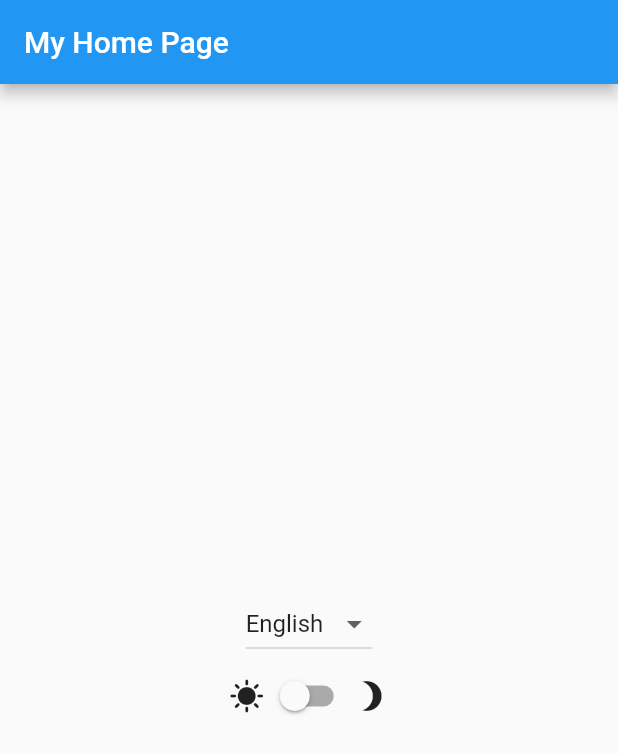
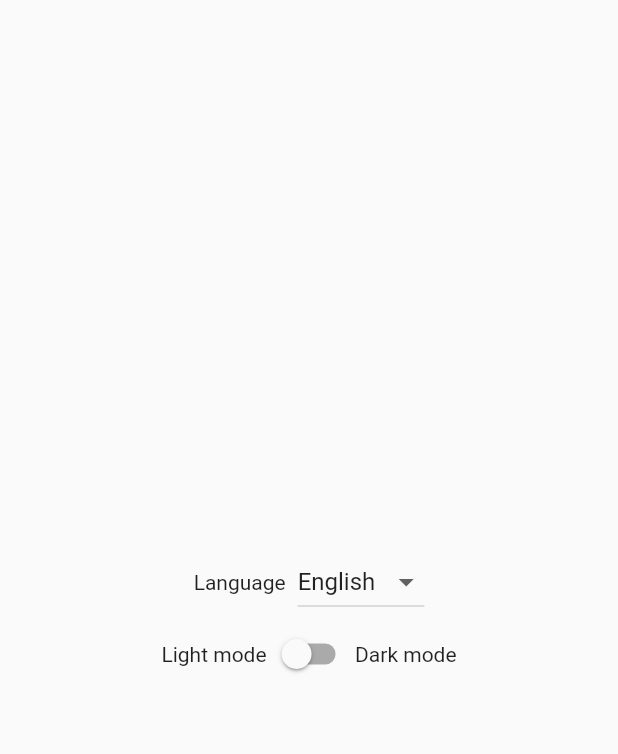
Before and after one commit to Floating-Dartists/fd_template, a Flutter app: the screen it shows after launch, on a phone screen of 412 x 824 dp. Shown: the top 754 px of the screen. Run offline on Flutter 3.47's test engine with Material 2 defaults, Android fonts, the phone set to English and light mode, and no system bars; our stand-ins replace equatable, flutter_riverpod, go_router; generated files the repository leaves out were written again.

Commit message:
added localized messages

```diff
--- /dev/null
+++ b/l10n.yaml
@@ -0,0 +1,3 @@
+arb-dir: lib/l10n
+template-arb-file: app_en.arb
+output-localization-file: app_localizations.dart
--- a/lib/app.dart
+++ b/lib/app.dart
@@ -1,4 +1,5 @@
 import 'package:flutter/material.dart';
+import 'package:flutter_gen/gen_l10n/app_localizations.dart';
 import 'package:flutter_localizations/flutter_localizations.dart';
 import 'package:flutter_riverpod/flutter_riverpod.dart';
 
@@ -35,6 +36,7 @@ class _MyAppState extends ConsumerState<MyApp> {
       routeInformationParser: _router.routeInformationParser,
       routerDelegate: _router.routerDelegate,
       localizationsDelegates: const [
+        AppLocalizations.delegate,
         GlobalMaterialLocalizations.delegate,
         GlobalWidgetsLocalizations.delegate,
         GlobalCupertinoLocalizations.delegate,
--- /dev/null
+++ b/lib/l10n/app_en.arb
@@ -0,0 +1,5 @@
+{
+    "lightMode": "Light mode",
+    "darkMode": "Dark mode",
+    "language": "Language"
+}
--- /dev/null
+++ b/lib/l10n/app_fr.arb
@@ -0,0 +1,5 @@
+{
+    "lightMode": "Mode clair",
+    "darkMode": "Mode sombre",
+    "language": "Langue"
+}
--- a/lib/presentation/views/home_page/home_page.dart
+++ b/lib/presentation/views/home_page/home_page.dart
@@ -9,7 +9,6 @@ class MyHomePage extends StatelessWidget {
   @override
   Widget build(BuildContext context) {
     return Scaffold(
-      appBar: AppBar(title: const Text('My Home Page')),
       body: Center(
         child: Column(
           mainAxisAlignment: MainAxisAlignment.center,
--- a/lib/presentation/views/home_page/widgets/locale_dropdown.dart
+++ b/lib/presentation/views/home_page/widgets/locale_dropdown.dart
@@ -1,4 +1,5 @@
 import 'package:flutter/material.dart';
+import 'package:flutter_gen/gen_l10n/app_localizations.dart';
 import 'package:flutter_riverpod/flutter_riverpod.dart';
 
 import '../../../controllers/translations/locale_controller.dart';
@@ -10,7 +11,12 @@ class LocaleDropdown extends ConsumerWidget {
   Widget build(BuildContext context, WidgetRef ref) {
     final controller = ref.read(localeControllerProvider.notifier);
     final state = ref.watch(localeControllerProvider);
-    return DropdownButton<Locale>(
+    return Row(
+      mainAxisSize: MainAxisSize.min,
+      children: [
+        Text(AppLocalizations.of(context)!.language),
+        const SizedBox(width: 8),
+        DropdownButton<Locale>(
           value: state.locale,
           items: controller.supportedLocales
               .map<DropdownMenuItem<Locale>>(
@@ -25,6 +31,8 @@ class LocaleDropdown extends ConsumerWidget {
               controller.setLocale(locale);
             }
           },
+        ),
+      ],
     );
   }
 }
--- a/lib/presentation/views/home_page/widgets/theme_switcher.dart
+++ b/lib/presentation/views/home_page/widgets/theme_switcher.dart
@@ -1,4 +1,5 @@
 import 'package:flutter/material.dart';
+import 'package:flutter_gen/gen_l10n/app_localizations.dart';
 import 'package:flutter_riverpod/flutter_riverpod.dart';
 
 import '../../../controllers/themes/theme_controller.dart';
@@ -14,12 +15,12 @@ class ThemeSwitcher extends ConsumerWidget {
     return Row(
       mainAxisSize: MainAxisSize.min,
       children: [
-        const Icon(Icons.sunny),
+        Text(AppLocalizations.of(context)!.lightMode),
         Switch(
           value: isDark,
           onChanged: (_) => controller.switchThemeMode(brightness),
         ),
-        const Icon(Icons.brightness_3),
+        Text(AppLocalizations.of(context)!.darkMode),
       ],
     );
   }
--- a/pubspec.yaml
+++ b/pubspec.yaml
@@ -16,6 +16,7 @@ dependencies:
     sdk: flutter
   flutter_riverpod: ^1.0.4
   go_router: ^3.1.0
+  intl: ^0.17.0
 
 dev_dependencies:
   alchemist: ^0.3.3
@@ -27,6 +28,7 @@ dev_dependencies:
   remove_from_coverage: ^2.0.0
 
 flutter:
+  generate: true
   uses-material-design: true
   assets:
     - assets/
```
Also changed, not shown: pubspec.lock. Lines whose indentation alone changed are shown as unchanged.
